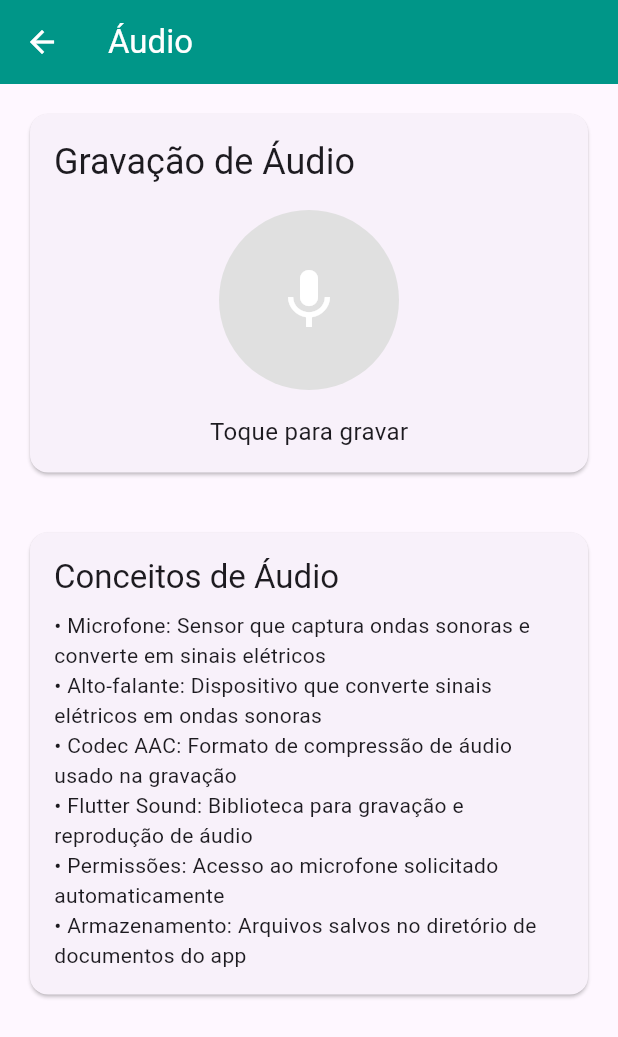
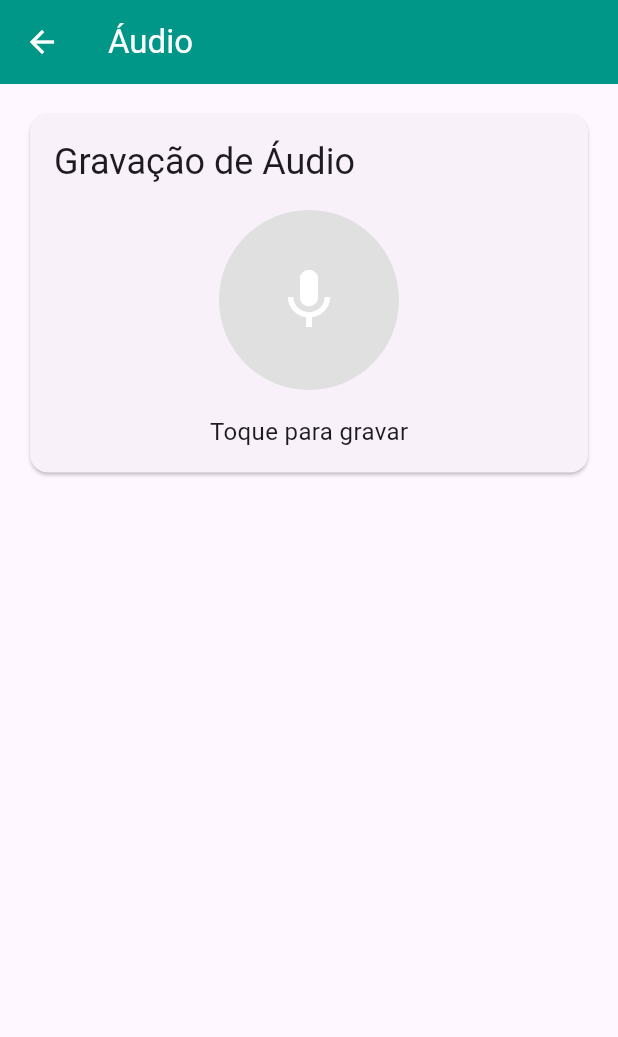
Before and after one commit to dannmf/flutter_hardware_resources, a Flutter app: the AudioPage screen opened directly, on a phone screen of 412 x 824 dp. Shown: the top 1037 px of the screen. Run offline on Flutter 3.47's test engine with Material 3 defaults, Android fonts, the phone set to English and light mode, and no system bars; our stand-ins replace camera, connectivity_plus, flutter_blue_plus, flutter_map, geocoding, geolocator and 4 more; missing offline and left inert: flutter_sound, network_info_plus.

Commit message:
🪲 fix: resolve dart warnings

```diff
--- a/lib/pages/audio_page.dart
+++ b/lib/pages/audio_page.dart
@@ -28,49 +28,49 @@ class _AudioPageState extends State<AudioPage> {
   Future<void> _initializeAudio() async {
     final error = await _controller.initializeAudio();
     if (error != null && mounted) {
-      ScaffoldMessenger.of(context).showSnackBar(
-        SnackBar(content: Text(error)),
-      );
+      ScaffoldMessenger.of(
+        context,
+      ).showSnackBar(SnackBar(content: Text(error)));
     }
   }
 
   Future<void> _startRecording() async {
     final error = await _controller.startRecording();
     if (error != null && mounted) {
-      ScaffoldMessenger.of(context).showSnackBar(
-        SnackBar(content: Text(error)),
-      );
+      ScaffoldMessenger.of(
+        context,
+      ).showSnackBar(SnackBar(content: Text(error)));
     }
   }
 
   Future<void> _stopRecording() async {
     final error = await _controller.stopRecording();
     if (error == null && mounted) {
-      ScaffoldMessenger.of(context).showSnackBar(
-        const SnackBar(content: Text('Gravação concluída!')),
-      );
+      ScaffoldMessenger.of(
+        context,
+      ).showSnackBar(const SnackBar(content: Text('Gravação concluída!')));
     } else if (error != null && mounted) {
-      ScaffoldMessenger.of(context).showSnackBar(
-        SnackBar(content: Text(error)),
-      );
+      ScaffoldMessenger.of(
+        context,
+      ).showSnackBar(SnackBar(content: Text(error)));
     }
   }
 
   Future<void> _playRecording() async {
     final error = await _controller.playRecording();
     if (error != null && mounted) {
-      ScaffoldMessenger.of(context).showSnackBar(
-        SnackBar(content: Text(error)),
-      );
+      ScaffoldMessenger.of(
+        context,
+      ).showSnackBar(SnackBar(content: Text(error)));
     }
   }
 
   Future<void> _stopPlaying() async {
     final error = await _controller.stopPlaying();
     if (error != null && mounted) {
-      ScaffoldMessenger.of(context).showSnackBar(
-        SnackBar(content: Text(error)),
-      );
+      ScaffoldMessenger.of(
+        context,
+      ).showSnackBar(SnackBar(content: Text(error)));
     }
   }
 
@@ -119,7 +119,7 @@ class _AudioPageState extends State<AudioPage> {
                               boxShadow: _controller.isRecording
                                   ? [
                                       BoxShadow(
-                                        color: Colors.red.withOpacity(0.3),
+                                        color: Colors.red.withAlpha(3),
                                         blurRadius: 20,
                                         spreadRadius: 5,
                                       ),
@@ -131,7 +131,9 @@ class _AudioPageState extends State<AudioPage> {
                                   ? _stopRecording
                                   : _startRecording,
                               icon: Icon(
-                                _controller.isRecording ? Icons.stop : Icons.mic,
+                                _controller.isRecording
+                                    ? Icons.stop
+                                    : Icons.mic,
                                 size: 48,
                                 color: Colors.white,
                               ),
@@ -148,7 +150,9 @@ class _AudioPageState extends State<AudioPage> {
                               ),
                             ),
                             Text(
-                              _controller.formatDuration(_controller.recordingDuration),
+                              _controller.formatDuration(
+                                _controller.recordingDuration,
+                              ),
                               style: const TextStyle(
                                 fontSize: 24,
                                 fontWeight: FontWeight.bold,
@@ -188,9 +192,13 @@ class _AudioPageState extends State<AudioPage> {
                                 ? _stopPlaying
                                 : _playRecording,
                             icon: Icon(
-                              _controller.isPlaying ? Icons.stop : Icons.play_arrow,
+                              _controller.isPlaying
+                                  ? Icons.stop
+                                  : Icons.play_arrow,
                             ),
-                            label: Text(_controller.isPlaying ? 'Parar' : 'Reproduzir'),
+                            label: Text(
+                              _controller.isPlaying ? 'Parar' : 'Reproduzir',
+                            ),
                           ),
                         ],
                       ),
@@ -211,31 +219,6 @@ class _AudioPageState extends State<AudioPage> {
                 ),
               ),
             ],
-            const SizedBox(height: 16),
-            Card(
-              child: Padding(
-                padding: const EdgeInsets.all(16.0),
-                child: Column(
-                  crossAxisAlignment: CrossAxisAlignment.start,
-                  children: [
-                    Text(
-                      'Conceitos de Áudio',
-                      style: Theme.of(context).textTheme.titleLarge,
-                    ),
-                    const SizedBox(height: 8),
-                    const Text(
-                      '• Microfone: Sensor que captura ondas sonoras e converte em sinais elétricos\n'
-                      '• Alto-falante: Dispositivo que converte sinais elétricos em ondas sonoras\n'
-                      '• Codec AAC: Formato de compressão de áudio usado na gravação\n'
-                      '• Flutter Sound: Biblioteca para gravação e reprodução de áudio\n'
-                      '• Permissões: Acesso ao microfone solicitado automaticamente\n'
-                      '• Armazenamento: Arquivos salvos no diretório de documentos do app',
-                      style: TextStyle(fontSize: 14),
-                    ),
-                  ],
-                ),
-              ),
-            ),
           ],
         ),
       ),
--- a/lib/pages/bluetooth_page.dart
+++ b/lib/pages/bluetooth_page.dart
@@ -190,6 +190,7 @@ class _BluetoothPageState extends State<BluetoothPage> {
                               final error = await _controller.connectToDevice(
                                 device,
                               );
+                              if (!context.mounted) return;
                               if (error == null) {
                                 ScaffoldMessenger.of(context).showSnackBar(
                                   const SnackBar(
@@ -197,6 +198,7 @@ class _BluetoothPageState extends State<BluetoothPage> {
                                   ),
                                 );
                               } else {
+                                if (!context.mounted) return;
                                 ScaffoldMessenger.of(
                                   context,
                                 ).showSnackBar(SnackBar(content: Text(error)));
--- a/lib/pages/home_page.dart
+++ b/lib/pages/home_page.dart
@@ -177,7 +177,7 @@ class HomePage extends StatelessWidget {
               Container(
                 padding: const EdgeInsets.all(12),
                 decoration: BoxDecoration(
-                  color: color.withOpacity(0.1),
+                  color: color.withAlpha(1),
                   borderRadius: BorderRadius.circular(12),
                 ),
                 child: Icon(icon, size: 32, color: color),
```
Also changed, not shown: lib/pages/accelerometer_page.dart (+42 -14 lines), lib/pages/camera_page.dart (+89 -29 lines), lib/pages/motion_detector_page.dart (+9 -8 lines), lib/pages/rotation_detector_page.dart (+7 -7 lines), 1 other file.
